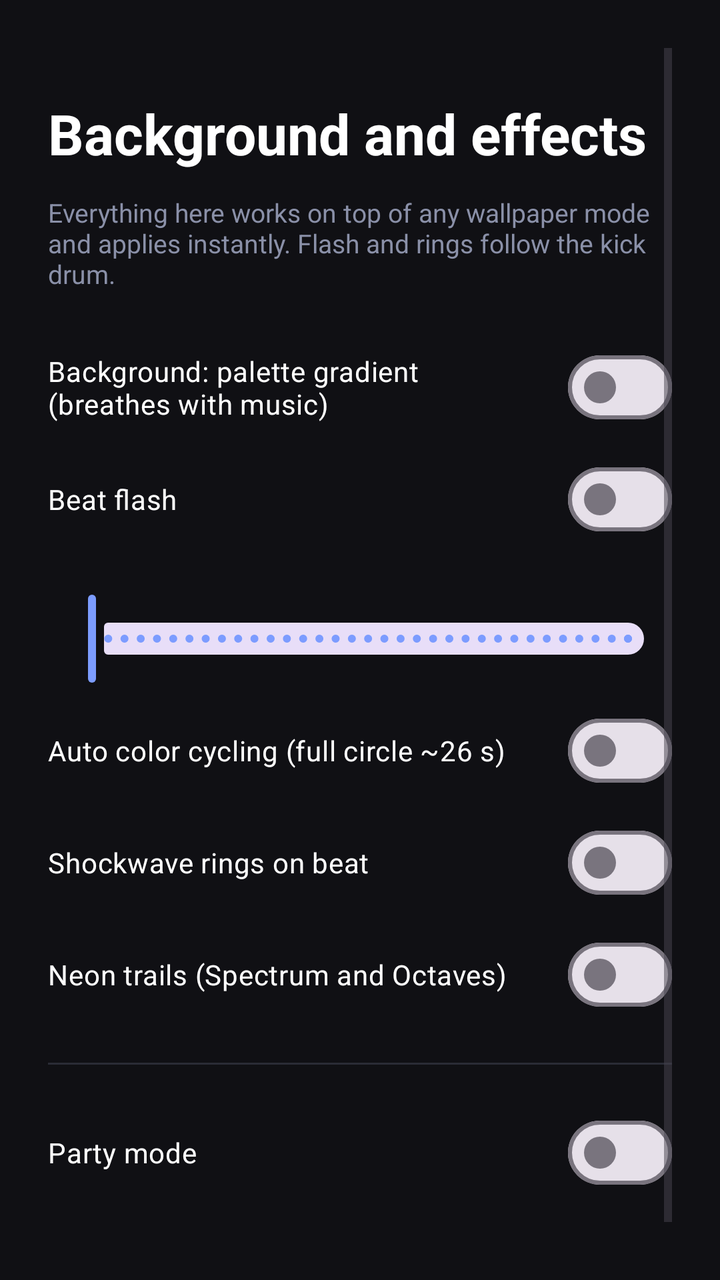
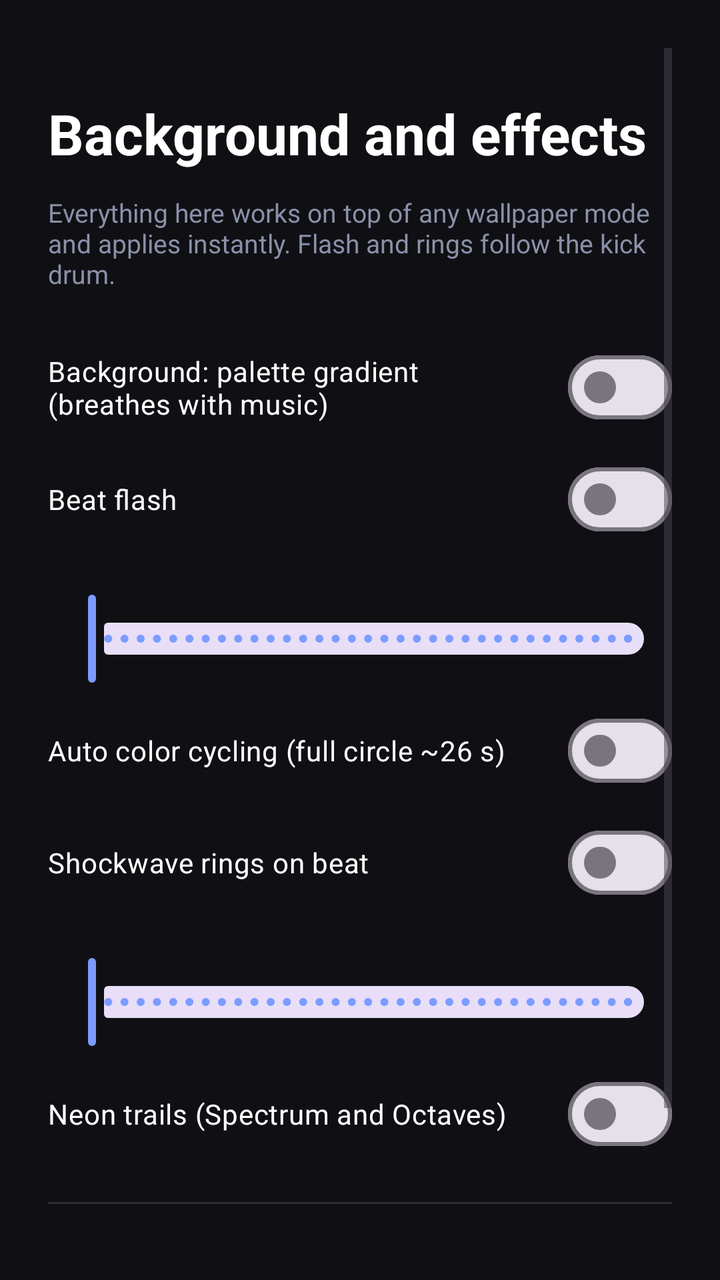

Screens rendered from an Android XML layout before and after an edit, with the pre-edit source and the edit as a unified diff.
<!-- AndroidManifest.xml: activity theme Theme.MusicVis -->
<!-- res/layout/activity_fx_settings.xml -->
<?xml version="1.0" encoding="utf-8"?>
<ScrollView xmlns:android="http://schemas.android.com/apk/res/android"
    android:layout_width="match_parent"
    android:layout_height="match_parent"
    android:background="#FF101014"
    android:fillViewport="true"
    android:padding="24dp">

    <LinearLayout
        android:layout_width="match_parent"
        android:layout_height="wrap_content"
        android:orientation="vertical">

        <TextView
            android:layout_width="match_parent"
            android:layout_height="wrap_content"
            android:layout_marginTop="24dp"
            android:text="@string/fx_title"
            android:textColor="#FFFFFFFF"
            android:textSize="28sp"
            android:textStyle="bold" />

        <TextView
            android:layout_width="match_parent"
            android:layout_height="wrap_content"
            android:layout_marginTop="12dp"
            android:text="@string/fx_hint"
            android:textColor="#FF8A90A8"
            android:textSize="13sp" />

        <com.google.android.material.materialswitch.MaterialSwitch
            android:id="@+id/bgGradient"
            android:layout_width="match_parent"
            android:layout_height="wrap_content"
            android:layout_marginTop="24dp"
            android:text="@string/feat_bg"
            android:textColor="#FFFFFFFF" />

        <com.google.android.material.materialswitch.MaterialSwitch
            android:id="@+id/fxFlash"
            android:layout_width="match_parent"
            android:layout_height="wrap_content"
            android:layout_marginTop="8dp"
            android:text="@string/fx_flash"
            android:textColor="#FFFFFFFF" />

        <TextView
            android:id="@+id/fxFlashOpacityLabel"
            android:layout_width="match_parent"
            android:layout_height="wrap_content"
            android:layout_marginTop="4dp"
            android:textColor="#FFB0B4C8"
            android:textSize="13sp" />

        <com.google.android.material.slider.Slider
            android:id="@+id/fxFlashOpacity"
            android:layout_width="match_parent"
            android:layout_height="wrap_content"
            android:stepSize="1"
            android:valueFrom="0"
            android:valueTo="100" />

        <com.google.android.material.materialswitch.MaterialSwitch
            android:id="@+id/fxCycle"
            android:layout_width="match_parent"
            android:layout_height="wrap_content"
            android:layout_marginTop="8dp"
            android:text="@string/fx_cycle"
            android:textColor="#FFFFFFFF" />

        <com.google.android.material.materialswitch.MaterialSwitch
            android:id="@+id/fxWaves"
            android:layout_width="match_parent"
            android:layout_height="wrap_content"
            android:layout_marginTop="8dp"
            android:text="@string/fx_waves"
            android:textColor="#FFFFFFFF" />

        <com.google.android.material.materialswitch.MaterialSwitch
            android:id="@+id/fxTrails"
            android:layout_width="match_parent"
            android:layout_height="wrap_content"
            android:layout_marginTop="8dp"
            android:text="@string/fx_trails"
            android:textColor="#FFFFFFFF" />

        <View
            android:layout_width="match_parent"
            android:layout_height="1dp"
            android:layout_marginTop="20dp"
            android:background="#FF2A2C36" />

        <com.google.android.material.materialswitch.MaterialSwitch
            android:id="@+id/party"
            android:layout_width="match_parent"
            android:layout_height="wrap_content"
            android:layout_marginTop="20dp"
            android:text="@string/fx_party"
            android:textColor="#FFFFFFFF" />

        <TextView
            android:layout_width="match_parent"
            android:layout_height="wrap_content"
            android:layout_marginTop="12dp"
            android:text="@string/fx_party_hint"
            android:textColor="#FF8A90A8"
            android:textSize="13sp" />
    </LinearLayout>
</ScrollView>
<!-- resources referenced by this layout -->
<resources>
  <string name="feat_bg">Background: palette gradient (breathes with music)</string>
  <string name="fx_cycle">Auto color cycling (full circle ~26 s)</string>
  <string name="fx_flash">Beat flash</string>
  <string name="fx_hint">Everything here works on top of any wallpaper mode and applies instantly. Flash and rings follow the kick drum.</string>
  <string name="fx_party">Party mode</string>
  <string name="fx_party_hint">Turns on all the effects at once and boosts the bars. For the table at a party, not for battery life.</string>
  <string name="fx_title">Background and effects</string>
  <string name="fx_trails">Neon trails (Spectrum and Octaves)</string>
  <string name="fx_waves">Shockwave rings on beat</string>
  <style name="Theme.MusicVis" parent="Theme.Material3.DayNight.NoActionBar">
          <item name="android:statusBarColor">@android:color/transparent</item>
          <item name="android:navigationBarColor">#FF101014</item>
          <item name="android:windowBackground">#FF101014</item>
          <item name="colorPrimary">#FF7C9CFF</item>
      </style>
</resources>

<!-- the commit's change to res/layout/activity_fx_settings.xml (unified diff, before → after) -->
@@ -76,6 +76,22 @@
             android:text="@string/fx_waves"
             android:textColor="#FFFFFFFF" />
 
+        <TextView
+            android:id="@+id/fxWavesOpacityLabel"
+            android:layout_width="match_parent"
+            android:layout_height="wrap_content"
+            android:layout_marginTop="4dp"
+            android:textColor="#FFB0B4C8"
+            android:textSize="13sp" />
+
+        <com.google.android.material.slider.Slider
+            android:id="@+id/fxWavesOpacity"
+            android:layout_width="match_parent"
+            android:layout_height="wrap_content"
+            android:stepSize="1"
+            android:valueFrom="0"
+            android:valueTo="100" />
+
         <com.google.android.material.materialswitch.MaterialSwitch
             android:id="@+id/fxTrails"
             android:layout_width="match_parent"
